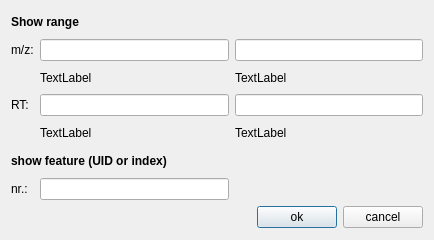
This is src/openms_gui/include/OpenMS/VISUAL/DIALOGS/UIC/Spectrum2DGoToDialog.ui in OpenMS/OpenMS-TOPP-GUI as Qt 5 draws it before an edit. The edited form follows.
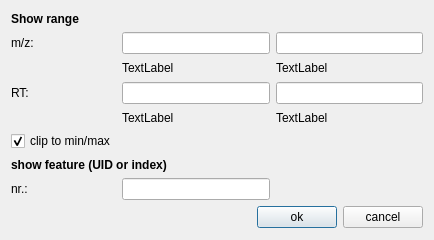
This is the edited form.

Commit message: [FEATURE] added clip-checkbox to 'select data range' dialog

```diff
--- a/src/openms_gui/include/OpenMS/VISUAL/DIALOGS/UIC/Spectrum2DGoToDialog.ui
+++ b/src/openms_gui/include/OpenMS/VISUAL/DIALOGS/UIC/Spectrum2DGoToDialog.ui
@@ -247,6 +247,16 @@
        </property>
       </widget>
      </item>
+     <item row="5" column="0">
+      <widget class="QCheckBox" name="clip_checkbox">
+       <property name="text">
+        <string>clip to min/max</string>
+       </property>
+       <property name="checked">
+        <bool>true</bool>
+       </property>
+      </widget>
+     </item>
     </layout>
    </item>
   </layout>
```
The commit also changes 3 other files.
